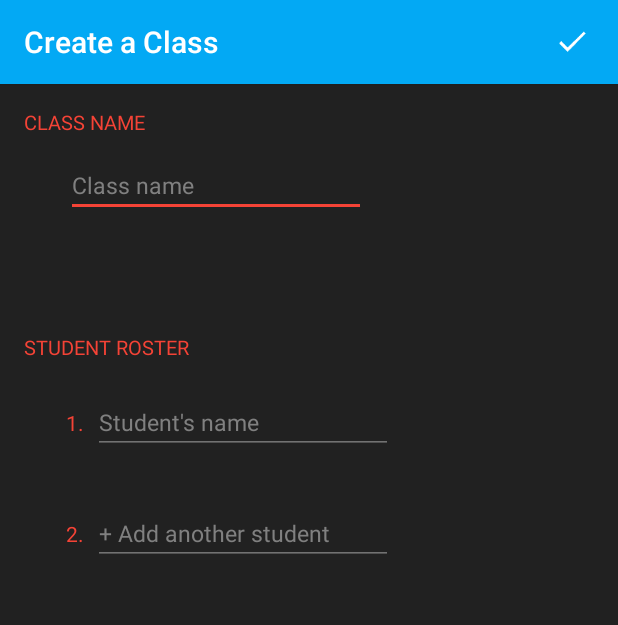
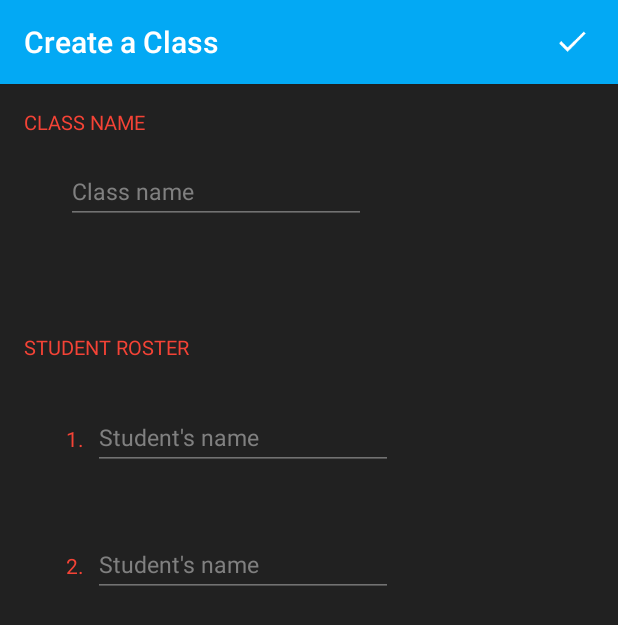
Before and after one commit to Lard4/Class_Grouper, an Android app: the screen it shows after launch (CreateClass), after a tap on an icon or button, on a phone screen of 412 x 824 dp. Shown: the top 625 px of the screen. Run offline under Robolectric (Android 15) with nearby library versions, the phone set to English and light mode, and no system bars; libraries missing offline, so code that uses them is left out: com.afollestad.appthemeengine, com.mikepenz.google_material_typeface_library, com.mikepenz.iconics, com.mikepenz.materialdrawer; plain views replace IconicsImageView; 1 statement that could not run was skipped.

Commit message:
UI updates

```diff
--- a/app/src/main/java/com/dirinc/classgrouper/Activity/ClassRoster.java
+++ b/app/src/main/java/com/dirinc/classgrouper/Activity/ClassRoster.java
@@ -6,6 +6,7 @@ import android.animation.AnimatorSet;
 import android.animation.ObjectAnimator;
 import android.content.Intent;
 import android.os.Bundle;
+import android.support.annotation.Nullable;
 import android.support.v7.app.AppCompatActivity;
 import android.support.v7.widget.GridLayoutManager;
 import android.support.v7.widget.RecyclerView;
@@ -15,6 +16,7 @@ import android.view.MenuItem;
 import android.view.View;
 import android.view.animation.OvershootInterpolator;
 
+import com.afollestad.appthemeengine.ATEActivity;
 import com.afollestad.materialdialogs.MaterialDialog;
 import com.dirinc.classgrouper.Adapter.*;
 import com.dirinc.classgrouper.Info.*;
--- a/app/src/main/java/com/dirinc/classgrouper/Activity/CreateClass.java
+++ b/app/src/main/java/com/dirinc/classgrouper/Activity/CreateClass.java
@@ -3,6 +3,7 @@ package com.dirinc.classgrouper.Activity;
 import android.content.Intent;
 import android.content.SharedPreferences;
 import android.os.Bundle;
+import android.support.annotation.Nullable;
 import android.support.v7.app.AlertDialog;
 import android.support.v7.app.AppCompatActivity;
 import android.support.v7.widget.DefaultItemAnimator;
@@ -16,6 +17,7 @@ import android.widget.EditText;
 import android.widget.ImageButton;
 import android.widget.Toast;
 
+import com.afollestad.appthemeengine.ATEActivity;
 import com.dirinc.classgrouper.Adapter.ListAdapter;
 import com.dirinc.classgrouper.R;
 
--- a/app/src/main/java/com/dirinc/classgrouper/Activity/Main.java
+++ b/app/src/main/java/com/dirinc/classgrouper/Activity/Main.java
@@ -1,10 +1,12 @@
 package com.dirinc.classgrouper.Activity;
 
+import android.app.UiModeManager;
 import android.content.Context;
 import android.content.Intent;
 import android.content.SharedPreferences;
 import android.graphics.Color;
 import android.os.Bundle;
+import android.support.annotation.Nullable;
 import android.support.design.widget.FloatingActionButton;
 import android.support.design.widget.Snackbar;
 import android.support.v4.content.ContextCompat;
@@ -17,6 +19,7 @@ import android.view.View;
 import android.view.Menu;
 import android.view.MenuItem;
 
+import com.afollestad.appthemeengine.ATEActivity;
 import com.dirinc.classgrouper.Adapter.*;
 import com.dirinc.classgrouper.Fragment.*;
 import com.dirinc.classgrouper.Info.*;
@@ -61,6 +64,9 @@ public class Main extends AppCompatActivity {
 
         createDrawer(this, toolbar);
         createCards();
+
+        UiModeManager uiManager = (UiModeManager) getSystemService(Context.UI_MODE_SERVICE);
+        uiManager.setNightMode(UiModeManager.MODE_NIGHT_YES);
     }
 
     public void initToolbar() {
@@ -94,7 +100,7 @@ public class Main extends AppCompatActivity {
                 }, 1)
                 .addItem("PrimaryDrawerItem", "No Classes!",
                         ContextCompat.getDrawable(activity.getApplicationContext(), R.drawable.ic_class),
-                        3, new Drawer.OnDrawerItemClickListener() {
+                        -1, new Drawer.OnDrawerItemClickListener() {
                     @Override
                     public boolean onItemClick(View view, int position, IDrawerItem drawerItem) {
                         switchActivities("ClassRoster", 0);
--- a/app/src/main/java/com/dirinc/classgrouper/Info/NavigationDrawer.java
+++ b/app/src/main/java/com/dirinc/classgrouper/Info/NavigationDrawer.java
@@ -1,6 +1,7 @@
 package com.dirinc.classgrouper.Info;
 
 import android.app.Activity;
+import android.app.UiModeManager;
 import android.app.VoiceInteractor;
 import android.content.Intent;
 import android.graphics.Color;
@@ -29,6 +30,7 @@ import com.mikepenz.materialdrawer.model.DividerDrawerItem;
 import com.mikepenz.materialdrawer.model.PrimaryDrawerItem;
 import com.mikepenz.materialdrawer.model.ProfileDrawerItem;
 import com.mikepenz.materialdrawer.model.SecondaryDrawerItem;
+import com.mikepenz.materialdrawer.model.SectionDrawerItem;
 import com.mikepenz.materialdrawer.model.interfaces.IDrawerItem;
 
 import java.util.HashMap;
@@ -66,11 +68,15 @@ public class NavigationDrawer {
                         new PrimaryDrawerItem()
                                 .withName("Home")
                                 .withIcon(GoogleMaterial.Icon.gmd_home),
-                        new DividerDrawerItem()
+                        new SectionDrawerItem()
+                                .withName("Classes")
+                                .withSelectable(false)
                 )
                 .build();
+
         drawerKey.put("Home", 1);
-        drawerKey.put("Divider1", 2);
+        drawerKey.put("Classes Title", 2);
+
         drawerLayout = drawer.getDrawerLayout();
         drawerLayout.setScrimColor(Color.parseColor("#80FFFFFF"));
 
@@ -81,6 +87,11 @@ public class NavigationDrawer {
 
     public NavigationDrawer addItem(String type, String name, IIcon drawable, int position,
                                     Drawer.OnDrawerItemClickListener onClick) {
+
+        if (position == -1) { //Add to bottom
+            position = drawerKey.size() + 1;
+        }
+
         switch (type) {
             case "PrimaryDrawerItem":
                 drawer.addItemAtPosition(new PrimaryDrawerItem()
@@ -110,6 +121,11 @@ public class NavigationDrawer {
 
     public NavigationDrawer addItem(String type, String name, Drawable drawable, int position,
                                     Drawer.OnDrawerItemClickListener onClick) {
+
+        if (position == -1) { //Add to bottom
+            position = drawerKey.size() + 1;
+        }
+
         switch (type) {
             case "PrimaryDrawerItem":
                 drawer.addItemAtPosition(new PrimaryDrawerItem()
--- a/app/src/main/res/layout/content_create_class.xml
+++ b/app/src/main/res/layout/content_create_class.xml
@@ -18,6 +18,13 @@
             android:layout_width="match_parent"
             android:layout_height="wrap_content">
 
+            <LinearLayout android:id="@+id/dummy"
+                android:orientation="horizontal"
+                android:focusable="true"
+                android:focusableInTouchMode="true"
+                android:layout_width="0px"
+                android:layout_height="0px"/>
+
             <TextView android:layout_width="wrap_content"
                 android:layout_height="wrap_content"
                 android:text="CLASS NAME"
@@ -25,22 +32,30 @@
                 android:textSize="13sp"
                 android:id="@+id/class_name" />
 
+            <android.support.design.widget.TextInputLayout android:id="@+id/to_text_input_layout"
+                android:layout_width="wrap_content"
+                android:layout_height="wrap_content"
+                android:hint="@string/prompt_class_name"
+                android:textColorHint="@android:color/tertiary_text_dark"
+                android:layout_below="@+id/class_name"
+                android:layout_marginTop="6dp"
+                android:layout_marginStart="28dp"
+                android:layout_marginBottom="20dp"
+                android:layout_alignParentStart="true">
+
                 <EditText android:id="@+id/className"
                     android:textSize="15sp"
-                android:textColorHint="@android:color/tertiary_text_dark"
+                    android:textColorHint="@android:color/transparent"
                     android:textColor="@android:color/white"
                     android:layout_width="200dp"
                     android:layout_height="wrap_content"
-                android:hint="@string/prompt_class_name"
                     android:imeActionId="@+id/login"
                     android:imeOptions="actionUnspecified"
                     android:inputType="textAutoCorrect|textCapWords"
                     android:maxLines="1"
-                android:singleLine="true"
-                android:layout_marginStart="28dp"
-                android:layout_below="@+id/class_name"
-                android:layout_marginTop="12dp"
-                android:layout_alignParentStart="true" />
+                    android:singleLine="true" />
+
+            </android.support.design.widget.TextInputLayout>
 
             <TextView android:id="@+id/student_roster"
                 android:layout_width="wrap_content"
--- a/app/src/main/res/layout/student_text.xml
+++ b/app/src/main/res/layout/student_text.xml
@@ -16,19 +16,26 @@
         android:textColor="@color/colorAccent"
         android:layout_marginEnd="6dp"/>
 
+    <android.support.design.widget.TextInputLayout android:id="@+id/to_text_input_layout"
+        android:layout_width="wrap_content"
+        android:layout_height="wrap_content"
+        android:hint="@string/prompt_student_name"
+        android:textColorHint="@android:color/tertiary_text_dark"
+        android:layout_marginBottom="20dp">
+
         <EditText android:id="@+id/student_name"
             android:textSize="15sp"
-        android:textColorHint="@android:color/tertiary_text_dark"
+            android:textColorHint="@android:color/transparent"
             android:textColor="@android:color/white"
             android:layout_width="@dimen/newStudentWidth"
             android:layout_height="wrap_content"
-        android:hint="@string/prompt_student_name"
             android:imeActionId="@+id/login"
             android:imeOptions="actionUnspecified"
             android:inputType="textAutoCorrect|textPersonName|textCapWords"
             android:maxLines="1"
-        android:singleLine="true"
-        android:layout_marginBottom="20dp" />
+            android:singleLine="true" />
+
+    </android.support.design.widget.TextInputLayout>
 
     <com.mikepenz.iconics.view.IconicsImageView android:id="@+id/student_clear"
         android:layout_width="12dp"
--- a/app/src/main/res/values/colors.xml
+++ b/app/src/main/res/values/colors.xml
@@ -18,6 +18,9 @@
     <color name="textColorSecondary">#FF727272</color>
 
     <color name="divider">#50B6B6B6</color>
+    <color name="drawer_divider">#25000000</color>
+    <color name="material_drawer_divider">@color/drawer_divider</color>
+    <color name="material_drawer_dark_divider">@color/drawer_divider</color>
 
     <color name="semiTransparent">#32FFFFFF</color>
 
--- a/app/src/main/res/values/dimens.xml
+++ b/app/src/main/res/values/dimens.xml
@@ -32,4 +32,6 @@
 
     <dimen name="navigation_drawer_width">320dp</dimen>
     <dimen name="toolbar_elevation">4dp</dimen>
+
+    <dimen name="material_drawer_sticky_footer_elevation">2dp</dimen>
 </resources>
```
Also changed, not shown: app/build.gradle (+5 -2 lines), app/src/main/java/com/dirinc/classgrouper/Activity/Settings.java (+10 -1 lines), app/src/main/res/drawable/material_drawer_shadow_top.xml (added, +7 -0 lines), 1 other file. Lines whose indentation alone changed are shown as unchanged.
